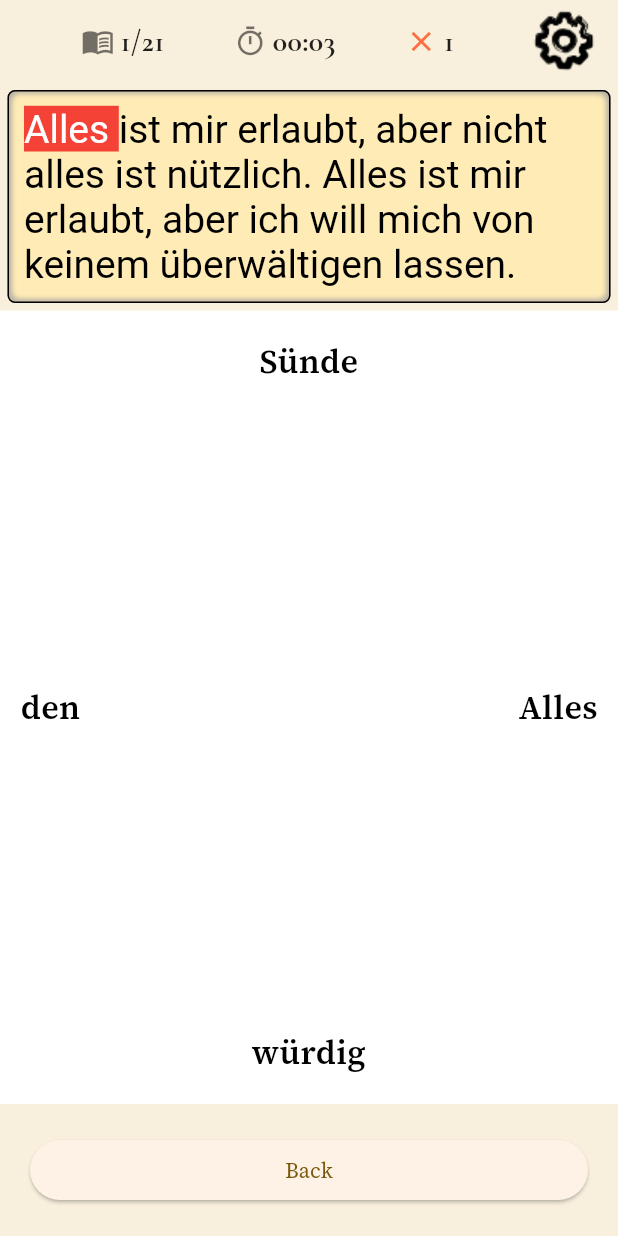
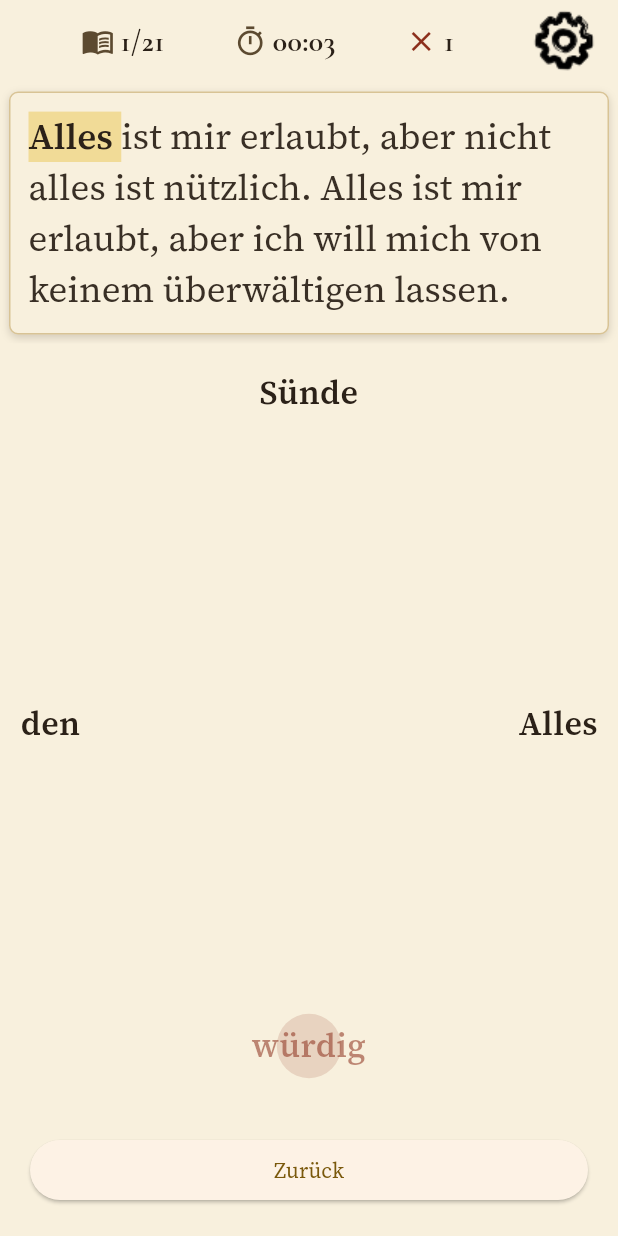
Before and after one commit to Paradoxianer/flying_words, a Flutter app: the PlaySessionScreen screen opened directly with sample values from the repository, after a tap on "würdig", on a phone screen of 412 x 824 dp. Run offline on Flutter 3.47's test engine with Material 3 defaults, Android fonts, the phone set to English and light mode, and no system bars; our stand-ins replace audioplayers, firebase_core, firebase_crashlytics, go_router, google_mobile_ads, in_app_purchase and 1 more; missing offline and left inert: games_services; accounts and stored records are empty.

Commit message:
Scriptorium design PR 3: ink words, blot feedback and parchment play field
Part of #39.

- the play field is parchment instead of plain white; flying words are
  set in ink (Source Serif)
- a wrongly tapped word gets an ink blot, fades and stops reacting -
  the same mistake can no longer be tapped twice
- catching the right word shows a short golden popup of the word
  rising where it was caught
- TextProgress in the scriptorium look: parchment panel with gold
  border, current word highlighted gold instead of red, written words
  fade like dried ink, mistakes in sealing-wax red
- scoreboard uses the palette (ink text, seal-red error counter)
- removed the remaining print() calls from the game loop and
  translated the back button

Co-Authored-By: Claude Fable 5 <noreply@anthropic.com>
Claude-Session: https://claude.ai/code/session_01C31aajg4sVKhdu6RmcpkPo

```diff
--- a/lib/src/game_internals/level_state.dart
+++ b/lib/src/game_internals/level_state.dart
@@ -32,7 +32,6 @@ class LevelState extends ChangeNotifier {
     if (_errors.add(index)) {
       notifyListeners();
     }
-    print(_errors.toString());
   }
 
   void evaluate() {
--- a/lib/src/play_session/flying_words.dart
+++ b/lib/src/play_session/flying_words.dart
@@ -8,6 +8,8 @@ import 'package:provider/provider.dart';
 import '../audio/audio_controller.dart';
 import '../audio/sounds.dart';
 import '../game_internals/level_state.dart';
+import '../style/palette.dart';
+import '../style/scriptorium_text.dart';
 
 class FlyingWord extends StatefulWidget {
   final Duration duration;
@@ -35,11 +37,22 @@ class _FlyingWordState extends State<FlyingWord> with TickerProviderStateMixin {
   // Index of the correct word within [_allWords]; set by [_randomWordsList].
   late int _correctWordIndex;
 
+  /// Words of the current round that were tapped although they were wrong:
+  /// they get an ink blot and stop reacting, so the same mistake cannot be
+  /// tapped twice.
+  final Set<int> _misTapped = {};
+
+  // Feedback popup for a correctly caught word.
+  String? _caughtWord;
+  Alignment _caughtAlignment = Alignment.center;
+  int _caughtTick = 0;
+
   double _radius = 0.0;
   List<String> get _words => widget.lesson.words;
 
   void _textWordsList() {
     _allWords = _words;
+    _misTapped.clear();
     _allAngles = List<double>.empty(growable: true);
     final double angleSlice = (2 * pi) / (_allWords.length + 1);
     for (int i = 0; i < _allWords.length + 1; i++) {
@@ -51,6 +64,7 @@ class _FlyingWordState extends State<FlyingWord> with TickerProviderStateMixin {
 
   void _randomWordsList(int howMany) {
     final currentWord = _words[widget.state.wordIndex];
+    _misTapped.clear();
     // Draw without replacement so neither the correct word nor any
     // distraction word can show up twice on the screen.
     final candidates =
@@ -127,12 +141,7 @@ class _FlyingWordState extends State<FlyingWord> with TickerProviderStateMixin {
     super.dispose();
   }
 
-  @override
-  void didChangeDependencies() {
-    super.didChangeDependencies();
-  }
-
-  Widget _buildWord(int index, double aspectRatio) {
+  Widget _buildWord(int index, double aspectRatio, Palette palette) {
     final audioController = context.read<AudioController>();
     final angle = _allAngles[_wordIndexes[index]];
     // Direction in alignment space; the aspect ratio factor makes the
@@ -146,35 +155,58 @@ class _FlyingWordState extends State<FlyingWord> with TickerProviderStateMixin {
     final edge = max(ux.abs(), uy.abs());
     final dx = _radius * ux / edge;
     final dy = _radius * uy / edge;
+    final misTapped = _misTapped.contains(index);
+
+    final word = Text(
+      _allWords[index],
+      textAlign: TextAlign.center,
+      style: TextStyle(
+        fontFamily: bodyFontFamily,
+        fontWeight: FontWeight.w600,
+        fontSize: 22,
+        color: misTapped ? palette.sealRed : palette.inkFullOpacity,
+        decoration: TextDecoration.none,
+      ),
+    );
+
     return Align(
         alignment: Alignment(dx, dy),
         child: GestureDetector(
-          onTap: () {
+          onTap: misTapped
+              ? null
+              : () {
                   setState(() {
                     if (index == _correctWordIndex) {
-                print("correkt Wort");
+                      // Remember where the word was caught for the popup.
+                      _caughtWord = _allWords[index];
+                      _caughtAlignment = Alignment(dx, dy);
+                      _caughtTick++;
                       audioController.playSfx(SfxType.swishSwish);
                       _nextWord();
                     } else {
-                print("falsches Wort index: ${widget.state.wordIndex}");
+                      _misTapped.add(index);
                       widget.state.addErrorIndex(widget.state.wordIndex);
-
                       audioController.playSfx(SfxType.huhsh);
                     }
                   });
                 },
-          child: Text(_allWords[index],
-              textAlign: TextAlign.center,
-              style: TextStyle(
-                  color: Colors.black,
-                  fontWeight: FontWeight.bold,
-                  fontSize: 22,
-                  decoration: TextDecoration.none)),
+          child: misTapped
+              // A wrongly tapped word gets an ink blot and fades out.
+              ? Container(
+                  padding: const EdgeInsets.all(6),
+                  decoration: BoxDecoration(
+                    shape: BoxShape.circle,
+                    color: palette.sealRed.withValues(alpha: 0.15),
+                  ),
+                  child: Opacity(opacity: 0.55, child: word),
+                )
+              : word,
         ));
   }
 
   @override
   Widget build(BuildContext context) {
+    final palette = context.watch<Palette>();
     return LayoutBuilder(builder: (context, constraints) {
       // Use the aspect ratio of the actual play area, not of the whole
       // screen - the words fly inside this widget.
@@ -182,14 +214,63 @@ class _FlyingWordState extends State<FlyingWord> with TickerProviderStateMixin {
           ? constraints.maxWidth / constraints.maxHeight
           : 1.0;
       return Container(
-        color: Colors.white,
+        color: palette.parchmentLight,
         child: Stack(
           children: [
             for (int index = 0; index < _allWords.length; index++)
-              _buildWord(index, aspectRatio),
+              _buildWord(index, aspectRatio, palette),
+            if (_caughtWord != null)
+              _CaughtWordPopup(
+                key: ValueKey(_caughtTick),
+                word: _caughtWord!,
+                alignment: _caughtAlignment,
+                color: palette.gold,
+              ),
           ],
         ),
       );
     });
   }
 }
+
+/// A short golden "+word" popup where the player caught the right word.
+class _CaughtWordPopup extends StatelessWidget {
+  final String word;
+  final Alignment alignment;
+  final Color color;
+
+  const _CaughtWordPopup({
+    super.key,
+    required this.word,
+    required this.alignment,
+    required this.color,
+  });
+
+  @override
+  Widget build(BuildContext context) {
+    return TweenAnimationBuilder<double>(
+      tween: Tween(begin: 0, end: 1),
+      duration: const Duration(milliseconds: 700),
+      curve: Curves.easeOut,
+      builder: (context, t, child) {
+        return Align(
+          alignment: Alignment(alignment.x, alignment.y - 0.25 * t),
+          child: Opacity(
+            opacity: (1 - t).clamp(0, 1),
+            child: child,
+          ),
+        );
+      },
+      child: Text(
+        word,
+        style: TextStyle(
+          fontFamily: displayFontFamily,
+          fontWeight: FontWeight.w700,
+          fontSize: 26,
+          color: color,
+          decoration: TextDecoration.none,
+        ),
+      ),
+    );
+  }
+}
--- a/lib/src/play_session/play_scoreboard.dart
+++ b/lib/src/play_session/play_scoreboard.dart
@@ -2,8 +2,10 @@ import 'dart:async';
 import 'dart:math';
 
 import 'package:flutter/material.dart';
+import 'package:provider/provider.dart';
 
 import '../game_internals/level_state.dart';
+import '../style/palette.dart';
 
 /// A small live scoreboard shown during a play session: how far the player
 /// is into the verse, the elapsed time and the number of errors so far.
@@ -23,9 +25,9 @@ class PlayScoreboard extends StatefulWidget {
 
 class _PlayScoreboardState extends State<PlayScoreboard> {
   static const _textStyle = TextStyle(
-    fontFamily: 'Cormorant Garamond', fontWeight: FontWeight.w700,
+    fontFamily: 'Cormorant Garamond',
+    fontWeight: FontWeight.w700,
     fontSize: 20,
-    color: Colors.black87,
   );
 
   late final Timer _timer;
@@ -64,25 +66,28 @@ class _PlayScoreboardState extends State<PlayScoreboard> {
 
   @override
   Widget build(BuildContext context) {
+    final palette = context.watch<Palette>();
     final currentWord = min(widget.state.wordIndex + 1, widget.wordCount);
     return Row(
       mainAxisAlignment: MainAxisAlignment.spaceEvenly,
       children: [
-        _entry(Icons.menu_book, '$currentWord/${widget.wordCount}'),
-        _entry(Icons.timer_outlined, _formattedTime),
-        _entry(Icons.close, '${widget.state.numErrors}',
-            iconColor: Colors.deepOrangeAccent),
+        _entry(palette, Icons.menu_book, '$currentWord/${widget.wordCount}'),
+        _entry(palette, Icons.timer_outlined, _formattedTime),
+        _entry(palette, Icons.close, '${widget.state.numErrors}',
+            iconColor: palette.sealRed),
       ],
     );
   }
 
-  Widget _entry(IconData icon, String text, {Color? iconColor}) {
+  Widget _entry(Palette palette, IconData icon, String text,
+      {Color? iconColor}) {
     return Row(
       mainAxisSize: MainAxisSize.min,
       children: [
-        Icon(icon, size: 22, color: iconColor ?? Colors.black54),
+        Icon(icon, size: 22, color: iconColor ?? palette.inkFaded),
         const SizedBox(width: 4),
-        Text(text, style: _textStyle),
+        Text(text,
+            style: _textStyle.copyWith(color: palette.inkFullOpacity)),
       ],
     );
   }
--- a/lib/src/play_session/play_session_screen.dart
+++ b/lib/src/play_session/play_session_screen.dart
@@ -108,7 +108,7 @@ class _PlaySessionScreenState extends State<PlaySessionScreen> {
                         width: double.infinity,
                         child: ElevatedButton(
                           onPressed: () => GoRouter.of(context).go('/play'),
-                          child: const Text('Back'),
+                          child: const Text('Zurück'),
                         ),
                       ),
                     ),
--- a/lib/src/play_session/text_progress.dart
+++ b/lib/src/play_session/text_progress.dart
@@ -1,23 +1,27 @@
 import 'package:flutter/material.dart';
 import 'package:flying_words/src/game_internals/lesson.dart';
+import 'package:provider/provider.dart';
 
 import '../game_internals/level_state.dart';
+import '../style/palette.dart';
+import '../style/scriptorium_text.dart';
 
 class TextProgress extends StatefulWidget {
   final LevelState state;
   final Lesson lesson;
 
-  const TextProgress({super.key, required this.lesson,required this.state});
+  const TextProgress({super.key, required this.lesson, required this.state});
 
   @override
   _TextProgressState createState() => _TextProgressState();
-
 }
 
 class _TextProgressState extends State<TextProgress> {
   List<String> get _words => widget.lesson.words;
-  final TextStyle _textStyle = TextStyle(
-    fontSize: 26,
+  final TextStyle _textStyle = const TextStyle(
+    fontFamily: bodyFontFamily,
+    fontSize: 24,
+    height: 1.4,
   );
   List<TextSpan> styledText = List<TextSpan>.empty(growable: true);
 
@@ -29,33 +33,37 @@ class _TextProgressState extends State<TextProgress> {
 
   @override
   Widget build(BuildContext context) {
+    final palette = context.watch<Palette>();
     styledText.clear();
     int currentIndex = widget.state.wordIndex;
 
-    String coming ="";
+    String coming = "";
 
-    TextStyle doneStyle = _textStyle.merge(TextStyle(color: Colors.black38));
-    TextStyle doneErrStyle = _textStyle.merge(TextStyle(color: Colors.deepOrangeAccent));
-    TextStyle currentStyle = _textStyle.merge(
-          TextStyle(backgroundColor: Colors.red));
-    TextStyle commingStyle = _textStyle.merge(TextStyle(color: Colors.black));
+    // Written words fade like dried ink; mistakes stay sealing-wax red.
+    TextStyle doneStyle = _textStyle.merge(TextStyle(color: palette.inkFaded));
+    TextStyle doneErrStyle = _textStyle.merge(TextStyle(color: palette.sealRed));
+    TextStyle currentStyle = _textStyle.merge(TextStyle(
+      color: palette.inkFullOpacity,
+      fontWeight: FontWeight.w600,
+      backgroundColor: palette.goldBright.withValues(alpha: 0.55),
+    ));
+    TextStyle commingStyle = _textStyle.merge(TextStyle(color: palette.ink));
 
     if (currentIndex < widget.lesson.words.length) {
-      for (int i=0;i<currentIndex;i++){
-      if (widget.state.Errors.contains(i)==true){
-          styledText.add(TextSpan(text: "${_words[i]} ",style: doneErrStyle));
-        }
-          else{
-          styledText.add(TextSpan(text: "${_words[i]} ",style: doneStyle));
+      for (int i = 0; i < currentIndex; i++) {
+        if (widget.state.Errors.contains(i) == true) {
+          styledText.add(TextSpan(text: "${_words[i]} ", style: doneErrStyle));
+        } else {
+          styledText.add(TextSpan(text: "${_words[i]} ", style: doneStyle));
         }
       }
-      styledText.add(TextSpan(text: "${_words[currentIndex]} ",style: currentStyle));
-      for (int i=currentIndex+1;i<_words.length;i++){
+      styledText
+          .add(TextSpan(text: "${_words[currentIndex]} ", style: currentStyle));
+      for (int i = currentIndex + 1; i < _words.length; i++) {
         coming += "${_words[i]} ";
       }
-      styledText.add(TextSpan(text: coming,style: commingStyle));
-    }
-  else {
+      styledText.add(TextSpan(text: coming, style: commingStyle));
+    } else {
       // The lesson is finished: show the whole verse and highlight the
       // words that were missed, so the player knows what to practice.
       for (int i = 0; i < _words.length; i++) {
@@ -66,31 +74,23 @@ class _TextProgressState extends State<TextProgress> {
       }
     }
 
-    return
-      Container(
+    return Container(
       decoration: BoxDecoration(
-          border: Border.all(),
-          borderRadius: BorderRadius.circular(5),
+        color: palette.parchmentLight,
+        border: Border.all(color: palette.gold.withValues(alpha: 0.4)),
+        borderRadius: BorderRadius.circular(6),
         boxShadow: [
-            const BoxShadow(
-              color: Colors.black26,
-            ),
-            const BoxShadow(
-              //we need to tight this to the widget background color
-              color: Color(0xffffebb5),
-              spreadRadius: -3.0,
-              blurRadius: 2.0,
+          BoxShadow(
+            color: palette.inkFullOpacity.withValues(alpha: 0.18),
+            blurRadius: 4,
+            offset: const Offset(0, 2),
           ),
         ],
       ),
-        padding: EdgeInsets.all(10.0),
-        margin: EdgeInsets.all(5.0),
+      padding: const EdgeInsets.all(12.0),
+      margin: const EdgeInsets.all(6.0),
       child: RichText(
-
-        text: TextSpan(
-          children:
-            styledText.toList()
-        ),
+        text: TextSpan(children: styledText.toList()),
       ),
     );
   }
```
Also changed, not shown: 2 other files. Lines whose indentation alone changed are shown as unchanged.
